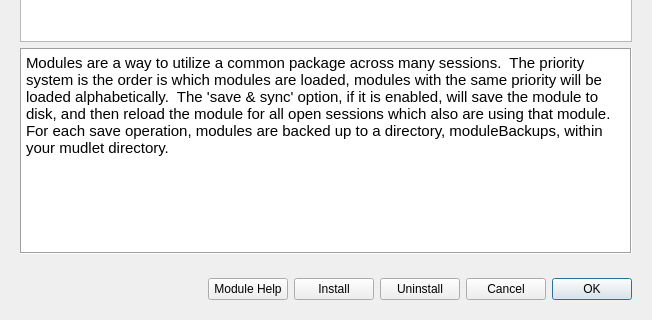
Chris7/Mudlet1, file src/ui/module_manager.ui: the form before one commit; both pictures show x 0 to 652 and y 170 to 490 of the 652 by 490 pixel window.
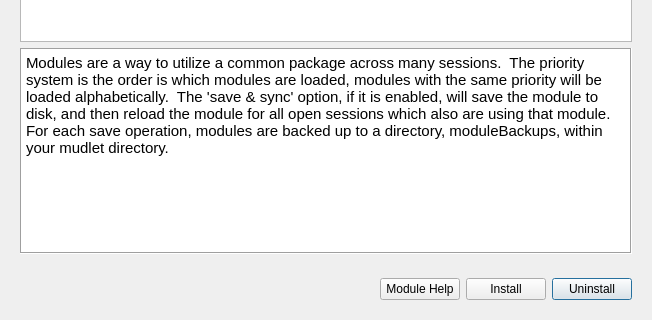
The form after the commit.

Commit message: Revamped module interface

Diff of the .ui file:
```diff
--- a/src/ui/module_manager.ui
+++ b/src/ui/module_manager.ui
@@ -93,25 +93,6 @@
       <enum>Qt::RightToLeft</enum>
      </property>
      <layout class="QHBoxLayout" name="horizontalLayout">
-      <item>
-       <widget class="QDialogButtonBox" name="buttonBox">
-        <property name="sizePolicy">
-         <sizepolicy hsizetype="Maximum" vsizetype="MinimumExpanding">
-          <horstretch>0</horstretch>
-          <verstretch>0</verstretch>
-         </sizepolicy>
-        </property>
-        <property name="orientation">
-         <enum>Qt::Horizontal</enum>
-        </property>
-        <property name="standardButtons">
-         <set>QDialogButtonBox::Cancel|QDialogButtonBox::Ok</set>
-        </property>
-        <property name="centerButtons">
-         <bool>false</bool>
-        </property>
-       </widget>
-      </item>
       <item>
        <widget class="QPushButton" name="uninstallButton">
         <property name="sizePolicy">
```
Left out of the diff: 39 changed lines with no effect on the pictures. The commit also changes 8 other files.
